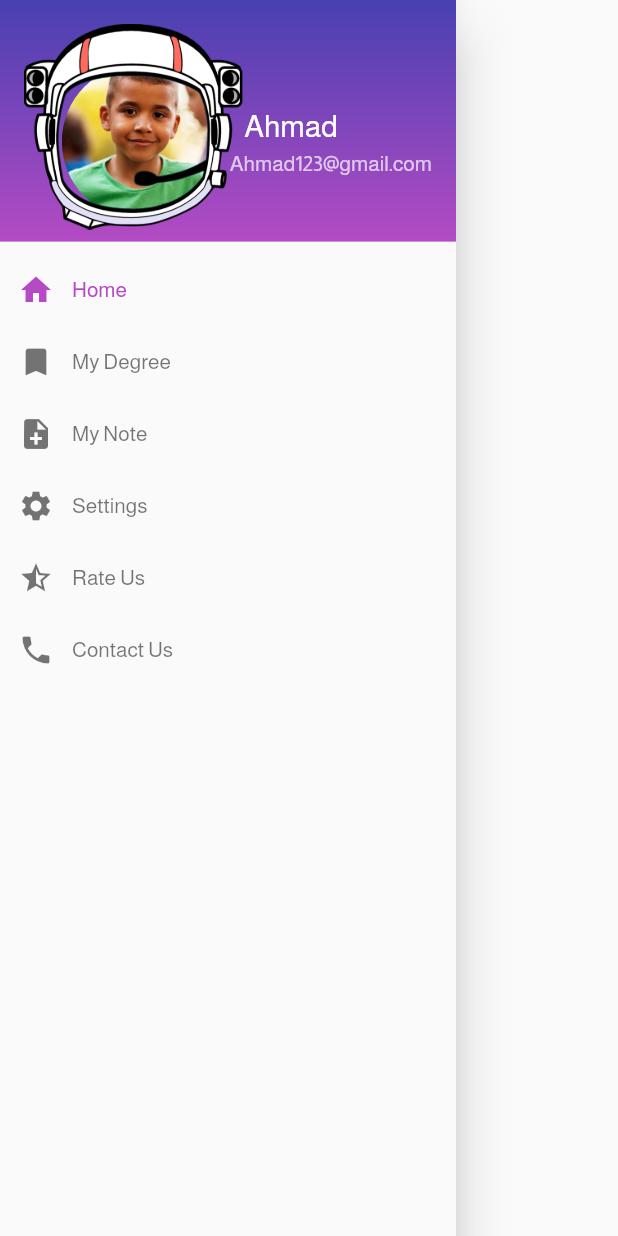
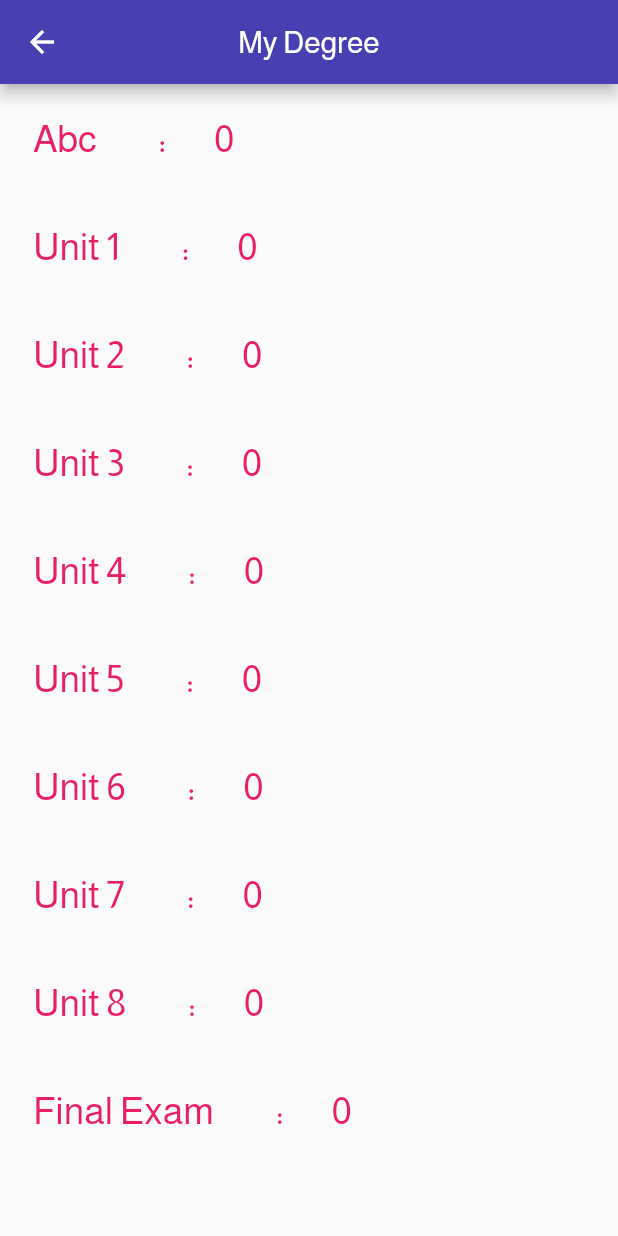
Before and after one commit to AyaAdnan/English-Adventure, a Flutter app: the MyDrawer widget shown alone on an empty page, opened directly, after a tap on the "bookmark" icon, on a phone screen of 412 x 824 dp. Run offline on Flutter 3.47's test engine with Material 2 defaults, Android fonts, the phone set to English and light mode, and no system bars.

Commit message:
My degree Page

```diff
--- /dev/null
+++ b/lib/Drawerpage/MyDegree.dart
@@ -0,0 +1,116 @@
+import 'package:flutter/material.dart';
+
+
+
+class Mydegree extends StatefulWidget {
+  @override
+  _MydegreeState createState() => _MydegreeState();
+}
+
+class _MydegreeState extends State<Mydegree>  {
+
+  List<Degree> degreelist=[
+
+    Degree(unname: 'Abc',deg: '0'),
+    Degree(unname: 'Unit 1',deg:'0'),
+    Degree(unname: 'Unit 2',deg: '0'),
+    Degree(unname: 'Unit 3',deg: '0'),
+    Degree(unname: 'Unit 4',deg:'0'),
+    Degree(unname: 'Unit 5',deg: '0'),
+    Degree(unname: 'Unit 6',deg:'0'),
+    Degree(unname: 'Unit 7',deg:'0'),
+    Degree(unname: 'Unit 8',deg:'0'),
+    Degree(unname: 'Final Exam',deg:'0'),
+
+
+
+
+
+  ];
+
+
+  @override
+  Widget build(BuildContext context) {
+    return Scaffold(
+      appBar: AppBar(
+        backgroundColor:  Color(0xFF4840B1),
+        title: Text('My Degree'),
+        centerTitle: true,
+      ),
+
+
+
+
+      body:ListView(
+        children:degreelist.map((degreelist)=>Listv(s :degreelist)).toList(),
+
+      ) ,
+    );
+  }
+}
+
+
+
+
+
+
+
+
+
+
+
+
+
+class Degree{
+
+
+
+  String unname ;
+  String deg ;
+
+
+  Degree({this.unname,this.deg});
+
+
+}
+
+class Listv extends StatelessWidget {
+  final Degree s;
+
+  Listv({this.s});
+
+  @override
+  Widget build(BuildContext context) {
+    return Container(
+     // padding: EdgeInsets.all(20),
+      margin: EdgeInsets.all(22),
+      child: Center(
+        child: Row(
+
+          children: <Widget>[
+            Text(s.unname,
+            style: TextStyle(
+              fontSize: 25,
+              color: Colors.pink
+            ),
+            ),
+            Text('         :       ',
+              style: TextStyle(
+                  fontSize: 25,
+                  color: Colors.pink
+              ),
+            ),
+            Text(s.deg,
+              style: TextStyle(
+                  fontSize: 25,
+                  color: Colors.pink
+              ),
+            ),
+
+          ],
+
+        ),
+      ),
+    );
+  }
+}
--- a/lib/cc/Drawer.dart
+++ b/lib/cc/Drawer.dart
@@ -1,6 +1,7 @@
 import 'package:flutter/cupertino.dart';
 import 'package:flutter/material.dart';
 import 'Map.dart';
+import 'package:english_adventure/Drawerpage/MyDegree.dart';
 
 
 
@@ -123,7 +124,13 @@ class _MyDrawerState extends State<MyDrawer> {
             children:[
               IconButton(color: Colors.black54,
                 icon: Icon(Icons.bookmark),
-                onPressed: (){},
+                onPressed: (){
+
+                  Navigator.push(context,MaterialPageRoute(builder: (context){
+                    return Mydegree();
+                  }));
+
+                },
               ),
               Text('My Degree',style: TextStyle(color: Colors.black54)),
 
@@ -138,7 +145,12 @@ class _MyDrawerState extends State<MyDrawer> {
             children:[
               IconButton(color: Colors.black54,
                 icon: Icon(Icons.note_add),
-                onPressed: (){},
+                onPressed: () {
+                  Navigator.push(context, MaterialPageRoute(builder: (context) {
+                    return Mydegree();
+                  }));
+                }
+
               ),
               Text('My Note',style: TextStyle(color: Colors.black54)),
 
--- a/lib/cc/units.dart
+++ b/lib/cc/units.dart
@@ -122,6 +122,8 @@ int unless=1;
               Listitem(unname: unname, unless: 8,s:'When I am grow up'),
               Divider(color: Colors.white, thickness: 3,),
 
+              Listitem(unname: unname, unless: 9,s:'Unit 1 Exam'),
+
             ],
 
 
```
